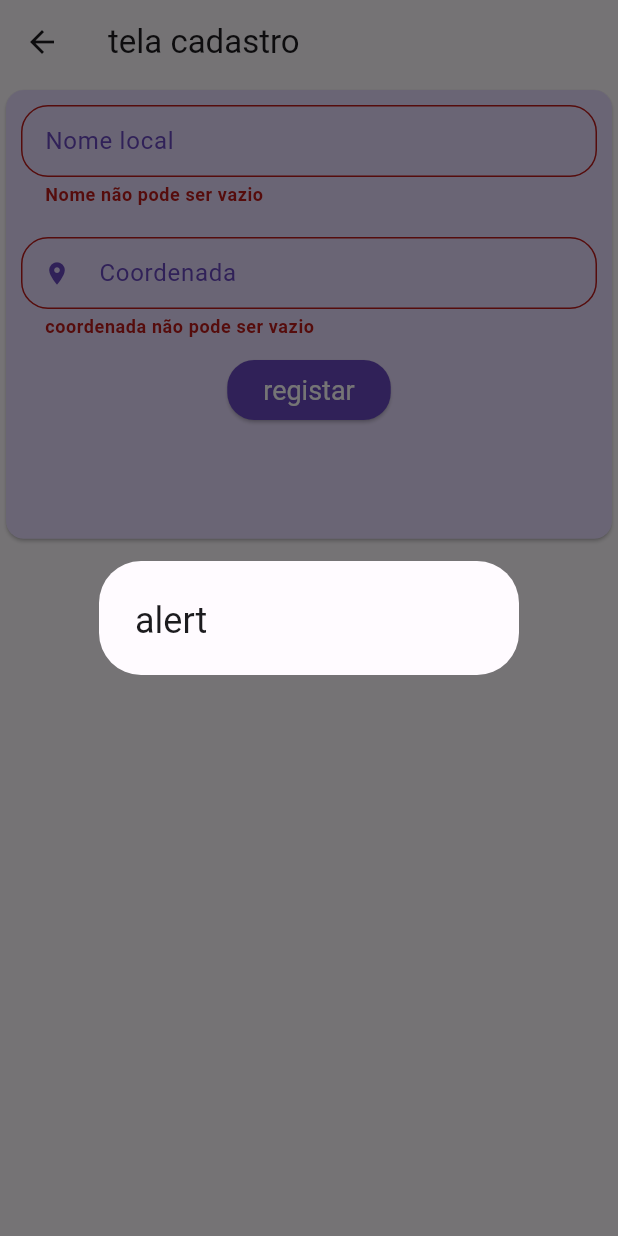
After one commit to MarcioBastosN/acai, a Flutter app: the CadastroLocal screen opened by its route, after a tap on "registar", on a phone screen of 412 x 824 dp. The commit adds this screen. Run offline on Flutter 3.47's test engine with Material 2 defaults, Android fonts, the light colour scheme and no system bars; our stand-ins replace get, sqflite; accounts and stored records are empty.

Commit message:
incio registro local

```diff
--- a/lib/main.dart
+++ b/lib/main.dart
@@ -1,10 +1,13 @@
+import 'package:acai/model/local.dart';
 import 'package:acai/src/shared/themes/my_theme.dart';
 import 'package:acai/src/util/page_routes.dart';
 import 'package:acai/src/util/routes.dart';
 import 'package:flutter/material.dart';
 import 'package:get/get.dart';
+import 'package:provider/provider.dart';
 
 void main() {
+  Get.put(Local());
   runApp(const MyApp());
 }
 
@@ -13,13 +16,20 @@ class MyApp extends StatelessWidget {
 
   @override
   Widget build(BuildContext context) {
-    return GetMaterialApp(
+    return MultiProvider(
+      providers: [
+        ChangeNotifierProvider(
+          create: (context) => Dadoslocal(),
+        ),
+      ],
+      child: GetMaterialApp(
         debugShowCheckedModeBanner: false,
         title: 'Açai',
         theme: lightTheme,
         darkTheme: darkTheme,
         initialRoute: AppRoutes.home,
         getPages: AppPages.pages,
+      ),
     );
   }
 }
--- /dev/null
+++ b/lib/model/local.dart
@@ -0,0 +1,40 @@
+import 'package:flutter/material.dart';
+import 'package:get/get.dart';
+
+class Local extends GetxController {
+  Rx<TextEditingController> coordenada = TextEditingController().obs;
+  Rx<TextEditingController> nomeLocal = TextEditingController().obs;
+
+  RxBool valide = false.obs;
+
+  valida() {
+    if (coordenada.value.text.isNotEmpty && nomeLocal.value.text.isNotEmpty) {
+      valide.value = true;
+    } else {
+      valide.value = false;
+    }
+  }
+}
+
+class Dadoslocal with ChangeNotifier {
+  List<Dadoslocal> local = [];
+  List<Dadoslocal> get listaLocais => [...local];
+
+  String? coordenada;
+  String? nomeLocal;
+
+  registar(String coordenada, String nomeLocal) {
+    var dados = Dadoslocal();
+    dados.coordenada = coordenada;
+    dados.nomeLocal = nomeLocal;
+    local.add(dados);
+    notifyListeners();
+  }
+
+  teste() {
+    local.clear();
+    for (var i = 0; i < 40; i++) {
+      registar(i.toString(), "label - $i");
+    }
+  }
+}
--- /dev/null
+++ b/lib/view/cadastro_local.dart
@@ -0,0 +1,121 @@
+import 'package:acai/model/local.dart';
+import 'package:acai/view/component/text_controller_component.dart';
+import 'package:flutter/material.dart';
+import 'package:get/get.dart';
+import 'package:provider/provider.dart';
+
+class CadastroLocal extends StatefulWidget {
+  const CadastroLocal({super.key});
+
+  @override
+  State<CadastroLocal> createState() => _CadastroLocalState();
+}
+
+class _CadastroLocalState extends State<CadastroLocal> {
+  @override
+  Widget build(BuildContext context) {
+    var local = context.watch<Dadoslocal>().listaLocais;
+
+    Local l = Get.find<Local>();
+
+    final appbar = AppBar(
+      title: const Text("tela cadastro"),
+      actionsIconTheme: const IconThemeData(),
+    );
+
+    final sizescreen = MediaQuery.of(context).size;
+    final formKey = GlobalKey<FormState>();
+
+    return Scaffold(
+        appBar: appbar,
+        body: Column(
+          children: [
+            SizedBox(
+              height: (sizescreen.height - appbar.preferredSize.height) * .4,
+              width: sizescreen.width,
+              child: Form(
+                autovalidateMode: AutovalidateMode.onUserInteraction,
+                key: formKey,
+                child: Card(
+                  color: Theme.of(context).colorScheme.primaryContainer,
+                  child: Column(
+                    children: [
+                      MyCustonText(
+                        controller: l.nomeLocal.value,
+                        label: "Nome local",
+                        inputType: TextInputType.text,
+                        validator: (value) {
+                          if (value!.isEmpty) {
+                            return "Nome não pode ser vazio";
+                          }
+                          return null;
+                        },
+                      ),
+                      MyCustonText(
+                        perfixIcon: Icons.place,
+                        controller: l.coordenada.value,
+                        label: "Coordenada",
+                        inputType: TextInputType.text,
+                        validator: (value) {
+                          if (value!.isEmpty) {
+                            return "coordenada não pode ser vazio";
+                          }
+                          return null;
+                        },
+                      ),
+                      ElevatedButton(
+                        onPressed: () => {
+                          l.valida(),
+                          if (l.valide.isTrue)
+                            {
+                              // formKey.currentState!.deactivate(),
+                              context.read<Dadoslocal>().registar(
+                                  l.coordenada.value.text,
+                                  l.nomeLocal.value.text)
+                            }
+                          else
+                            {
+                              formKey.currentState!.validate(),
+                              Get.dialog(
+                                const AlertDialog(
+                                  title: Text("alert"),
+                                ),
+                              )
+                            }
+                        },
+                        child: const Text("registar"),
+                      ),
+                    ],
+                  ),
+                ),
+              ),
+            ),
+            LimitedBox(
+              maxHeight: (sizescreen.height - appbar.preferredSize.height) * .6,
+              child: ListView.builder(
+                itemCount: local.length,
+                itemBuilder: (context, index) {
+                  return Card(
+                    margin: const EdgeInsets.all(8.0),
+                    child: Column(
+                      children: [
+                        Text(
+                          local[index].nomeLocal.toString(),
+                        ),
+                        const Divider(
+                          color: Colors.grey,
+                          thickness: 2.0,
+                        ),
+                        Text(
+                          local[index].coordenada.toString(),
+                        ),
+                      ],
+                    ),
+                  );
+                },
+              ),
+            )
+          ],
+        ));
+  }
+}
--- a/lib/view/home.dart
+++ b/lib/view/home.dart
@@ -1,4 +1,5 @@
 import 'package:acai/model/login.dart';
+import 'package:acai/src/util/routes.dart';
 import 'package:acai/view/component/text_controller_component.dart';
 import 'package:flutter/material.dart';
 import 'package:get/get.dart';
@@ -60,7 +61,9 @@ class _MyHomePageState extends State<MyHomePage> {
       ),
       floatingActionButton: FloatingActionButton(
         backgroundColor: l.valide.value == true ? Colors.green : Colors.red,
-        onPressed: () => {},
+        onPressed: () => {
+          l.valide.value == true ? Get.toNamed(AppRoutes.cadastroLocal) : null,
+        },
         tooltip: 'Increment',
         child: const Icon(Icons.add),
       ),
```
Lines whose indentation alone changed are shown as unchanged.
